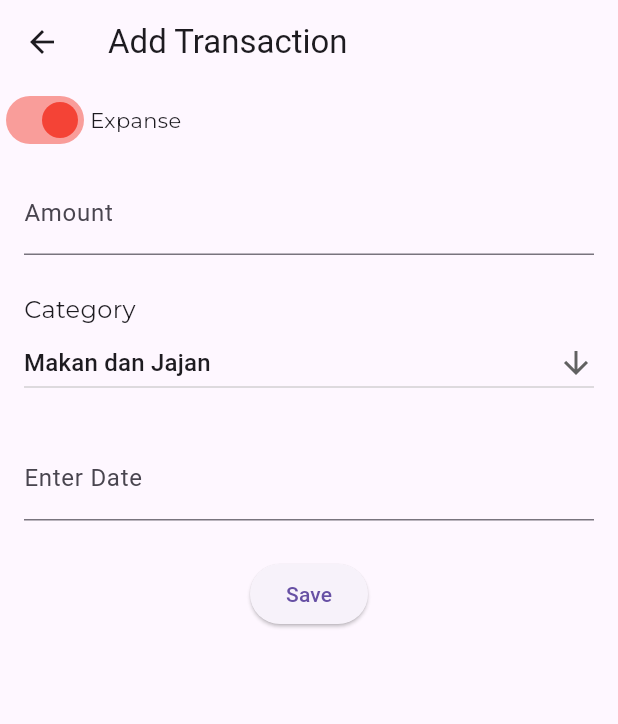
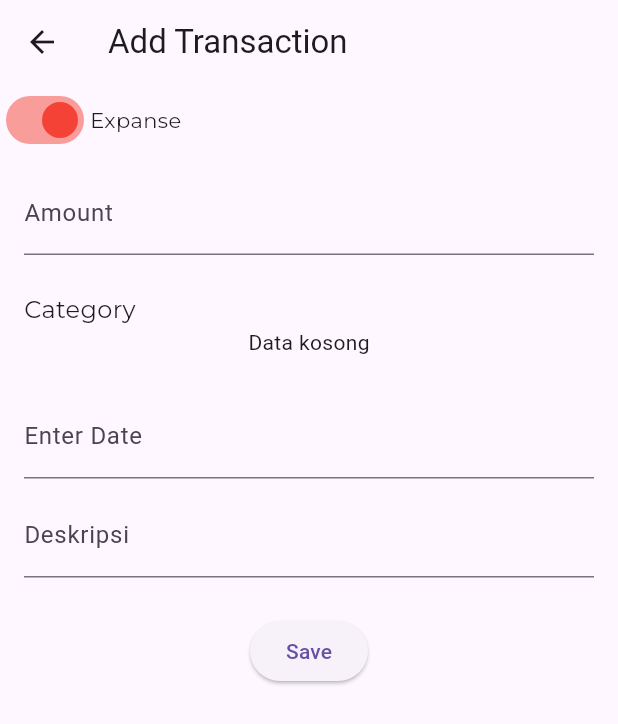
Before and after one commit to adventaa/MoneyApp, a Flutter app: the TransactionPage screen opened directly, after a tap on "Save", on a phone screen of 412 x 824 dp. Shown: the top 724 px of the screen. Run offline on Flutter 3.47's test engine with Material 3 defaults, Android fonts, the light colour scheme and no system bars; our stand-ins replace drift, google_fonts; missing offline and left inert: calendar_appbar; accounts and stored records are empty; generated files the repository leaves out were written again.

Commit message:
Insert Transaction

```diff
--- a/lib/pages/transaction_page.dart
+++ b/lib/pages/transaction_page.dart
@@ -1,6 +1,7 @@
 import 'package:flutter/material.dart';
 import 'package:google_fonts/google_fonts.dart';
 import 'package:intl/intl.dart';
+import 'package:koin/models/database.dart';
 
 class TransactionPage extends StatefulWidget {
   const TransactionPage({super.key});
@@ -10,10 +11,42 @@
 }
 
 class _TransactionPageState extends State<TransactionPage> {
+  final AppDb database = AppDb();
   bool isExpense = true;
+  late int type;
   List<String> list = ['Makan dan Jajan', 'Nonton'];
   late String dropDownValue = list.first;
+  TextEditingController amountController = TextEditingController();
   TextEditingController dateController = TextEditingController();
+  TextEditingController detailController = TextEditingController();
+
+  // untuk memilih isi dari menu dropdown
+  Category? selectedCategory;
+
+  // untuk menambahkan isi
+  Future insert(int amount, DateTime date, String nameDetail, int categoryId) async {
+    DateTime now = DateTime.now();
+    final row = await database.into(database.transactions).insertReturning(
+      TransactionsCompanion.insert(
+        name: nameDetail,
+        category_id: categoryId,
+        transcation_date: date,
+        amount: amount,
+        createdAt: now,
+        updatedAt: now));
+
+  }
+
+  Future<List<Category>> getAllCategory(int type) async{
+    return await database.getAllCategoryRepo(type);
+  }
+
+  @override
+  void initState(){
+    type = 2;
+    super.initState();
+  }
+
   @override
   Widget build(BuildContext context) {
     return Scaffold(
@@ -30,6 +63,8 @@
               onChanged: (bool value){
                 setState(() {
                   isExpense = value;
+                  type = (isExpense) ? 2 : 1;
+                  selectedCategory = null;
                 });
               },
               inactiveTrackColor: Colors.green[200],
@@ -48,6 +83,7 @@
           Padding(
             padding: const EdgeInsets.symmetric(horizontal: 16),
             child: TextFormField(
+              controller: amountController,
               keyboardType: TextInputType.number,
               decoration: InputDecoration(
                 border: UnderlineInputBorder(), labelText: "Amount"),
@@ -64,28 +100,60 @@
             ),
           ),
 
+          FutureBuilder<List<Category>>(
+            future: getAllCategory(type),
+            builder:(context, snapshot){
+              if (snapshot.connectionState == ConnectionState.waiting){
+                return Center(
+                  child: CircularProgressIndicator(),
+                );
+              }else{
+                if (snapshot.hasData){
+                  if (snapshot.data!.length > 0){
+                    selectedCategory = snapshot.data!.first;
+                    print('ada data : '+ snapshot.toString());
                     // untuk membuat tampilan menu drpodown button
-          Padding(
+                    return Padding(
                       padding: const EdgeInsets.symmetric(horizontal : 16),
-            child: DropdownButton<String>(
-              value : dropDownValue,
+                      child: DropdownButton<Category>(
+
+                        // untuk menampilkan category sesuai pilihan di menu dropdown
+                        value : (selectedCategory == null)
+                            ? snapshot.data!.first
+                            : selectedCategory,
                         isExpanded: true,
                         icon : Icon(Icons.arrow_downward),
-              items: list.map<DropdownMenuItem<String>>((String value) {
-                return DropdownMenuItem<String>(
-                  value: value,
-                  child: Text(value),
+                        items: snapshot.data!.map((Category item){
+                          return DropdownMenuItem<Category>(
+                            value: item,
+                            child: Text(item.name),
                           );
                         }).toList(),
-            onChanged: (String? value){
+                      onChanged: (Category? value){
+                        setState(() {
+                          selectedCategory = value;
+                        });
+                        selectedCategory = value;
                       }),
-          ),
+                    );
+                  }else{
+                    return Center(
+                      child: Text("Data kosong"),
+                    );
+                  }
+                }else{
+                  return Center(
+                    child: Text("Tidak ada data"),
+                  );
+                }
+              }
+            }),
 
           // untuk membuat input date
           SizedBox(height: 25),
           Padding(
             padding: const EdgeInsets.symmetric(horizontal: 16),
-            child: TextField(
+            child: TextFormField(
               readOnly: true,
               controller: dateController,
               decoration: InputDecoration(labelText: "Enter Date"),
@@ -106,9 +174,27 @@
             ),
           ),
 
+          // untuk text detail
+          SizedBox(height: 10),
+          Padding(
+            padding: const EdgeInsets.symmetric(horizontal: 16),
+            child: TextFormField(
+              controller: detailController,
+              decoration: InputDecoration(
+                border: UnderlineInputBorder(), labelText: "Deskripsi"),
+            ),
+          ),
+
           // untuk membuat tombol save
           SizedBox(height: 25),
-          Center(child: ElevatedButton(onPressed: () {}, child: Text("Save")))
+          Center(child: ElevatedButton(onPressed: () {
+            insert(
+              int.parse(amountController.text),
+              DateTime.parse(dateController.text),
+              detailController.text,
+              selectedCategory!.id);
+          },
+          child: Text("Save")))
         ],
       ))),
     );
```
Lines whose indentation alone changed are shown as unchanged.
